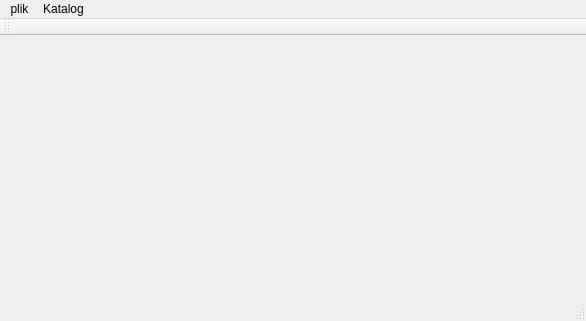
Before: the Qt Designer form client/mainwindow.ui in 172270/QElectricPartsCatalog, drawn with Qt 5.
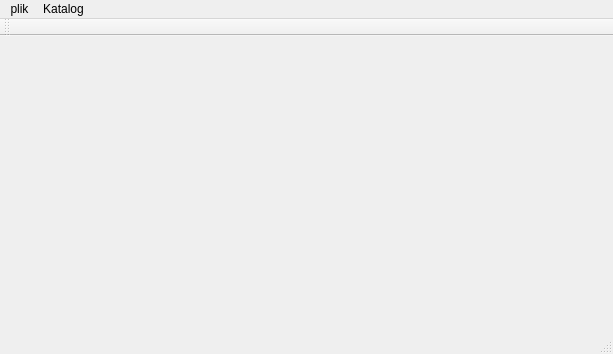
After: the same form once the commit is applied.

Patch:
```diff
--- a/client/mainwindow.ui
+++ b/client/mainwindow.ui
@@ -6,21 +6,27 @@
    <rect>
     <x>0</x>
     <y>0</y>
-    <width>586</width>
-    <height>321</height>
+    <width>613</width>
+    <height>354</height>
    </rect>
   </property>
   <property name="windowTitle">
    <string>MainWindow</string>
   </property>
-  <widget class="QWidget" name="centralWidget"/>
+  <widget class="QWidget" name="centralWidget">
+   <layout class="QHBoxLayout" name="horizontalLayout_2">
+    <item>
+     <layout class="QHBoxLayout" name="layout"/>
+    </item>
+   </layout>
+  </widget>
   <widget class="QMenuBar" name="menuBar">
    <property name="geometry">
     <rect>
      <x>0</x>
      <y>0</y>
-     <width>586</width>
-     <height>27</height>
+     <width>613</width>
+     <height>25</height>
     </rect>
    </property>
    <widget class="QMenu" name="menuPlik">
```
